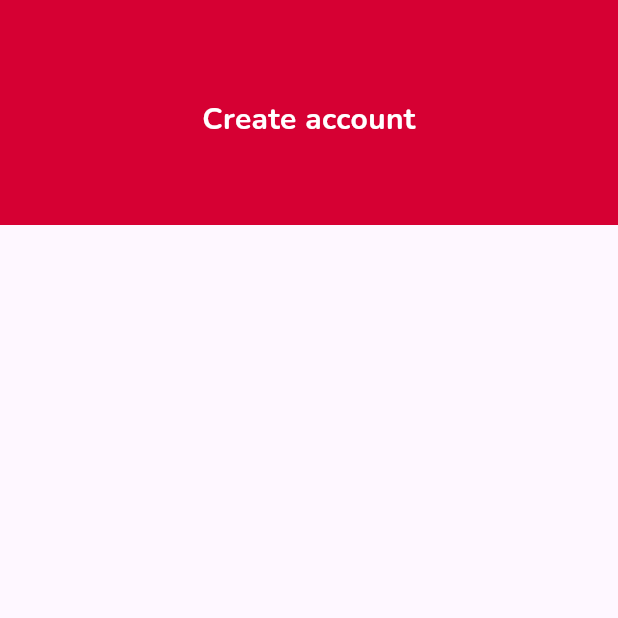
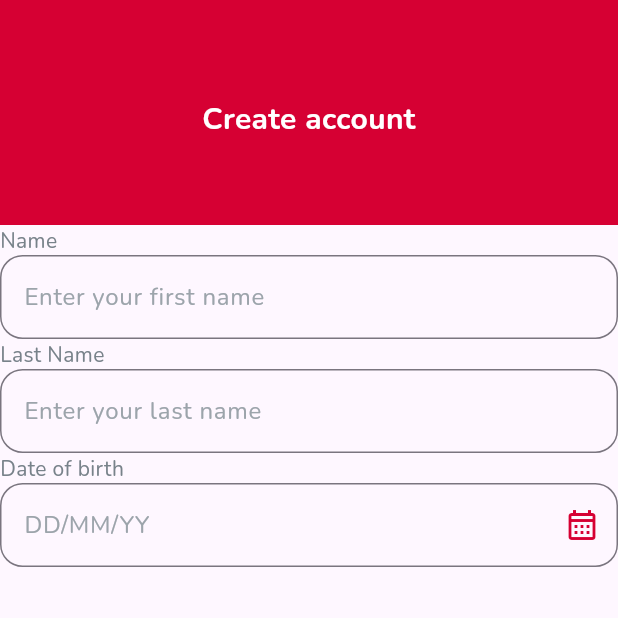
Before and after one commit to AthulyaK-893/Bloodbank, a Flutter app: the screen it shows after launch, on a phone screen of 412 x 824 dp, the top half of it. Run offline on Flutter 3.47's test engine with Material 2 defaults, Android fonts, the phone set to English and light mode, and no system bars; our stand-ins replace google_fonts.

Commit message:
login page

```diff
--- a/lib/home_page.dart
+++ b/lib/home_page.dart
@@ -21,6 +21,69 @@ class Homepage extends StatelessWidget {
                   fontWeight: FontWeight.w700,
                   color: Colors.white ),
                   textAlign: TextAlign.center,),
+              ),
+              Container(
+                width: MediaQuery.sizeOf(context).width,
+                // height: MediaQuery.sizeOf(context).height,
+                child: Column(
+                  crossAxisAlignment: CrossAxisAlignment.start,
+                  children: [
+                    Text("Name",style: GoogleFonts.nunito(
+                      fontSize: 14,
+                      color: Color.fromARGB(255, 120, 130, 138)
+                    ),),
+                    TextField(
+                      keyboardType: TextInputType.name,
+                      decoration: InputDecoration(
+                      border: OutlineInputBorder(
+                        borderRadius: BorderRadius.circular(15),
+                        borderSide: BorderSide(style:
+                        BorderStyle.solid,
+                        width: 0.8,
+                        color: Color.fromARGB(255, 156, 164, 171)),
+                        ),hintText:"Enter your first name",hintStyle:GoogleFonts.nunito(fontSize: 16,
+                        color: Color.fromARGB(255, 156, 164, 171)
+                        )  ),),
+
+                   Text("Last Name",style: GoogleFonts.nunito(
+                      fontSize: 14,
+                      color: Color.fromARGB(255, 120, 130, 138)
+                    ),),
+                    TextField(
+                      keyboardType: TextInputType.name,
+                      decoration: InputDecoration(
+                      border: OutlineInputBorder(
+                        borderRadius: BorderRadius.circular(15),
+                        borderSide: BorderSide(style:
+                        BorderStyle.solid,
+                        width: 0.8,
+                        color: Color.fromARGB(255, 156, 164, 171)),
+                        ),hintText:"Enter your last name",hintStyle:GoogleFonts.nunito(fontSize: 16,
+                        color: Color.fromARGB(255, 156, 164, 171)
+                        )  ),),
+                    Text("Date of birth",style: GoogleFonts.nunito(
+                      fontSize: 14,
+                      color: Color.fromARGB(255, 120, 130, 138)
+                    ),),
+                    TextField(
+                      keyboardType: TextInputType.name,
+
+                      decoration: InputDecoration(
+                        suffixIcon: IconButton(onPressed: (){},
+                        icon: Icon(Icons.calendar_month_outlined,
+                        color: Color(0xffd60033) ,)),
+                      border: OutlineInputBorder(
+                        borderRadius: BorderRadius.circular(15),
+                        borderSide: BorderSide(style:
+                        BorderStyle.solid,
+                        width: 0.8,
+                        color: Color.fromARGB(255, 156, 164, 171)),
+                        ),hintText:"DD/MM/YY",hintStyle:GoogleFonts.nunito(fontSize: 16,
+                        color: Color.fromARGB(255, 156, 164, 171)
+                        )  ),),
+                  ],
+
+                )
 
               )
             ],
```
